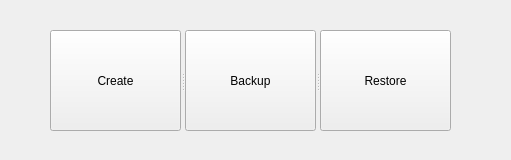
First picture: the form in ui/ddl_form.ui, repository gdabba-WORK/application_coffee, before the edit.
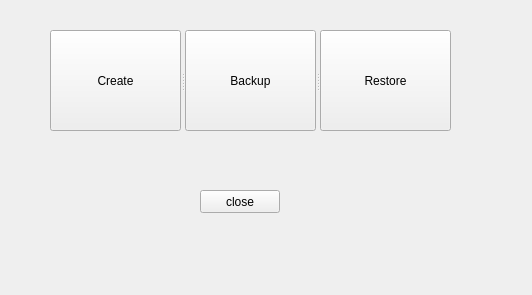
Second picture: the form after the edit.

Patch:
```diff
--- a/ui/ddl_form.ui
+++ b/ui/ddl_form.ui
@@ -6,8 +6,8 @@
    <rect>
     <x>0</x>
     <y>0</y>
-    <width>511</width>
-    <height>160</height>
+    <width>532</width>
+    <height>295</height>
    </rect>
   </property>
   <property name="windowTitle">
@@ -41,6 +41,19 @@
     </property>
    </widget>
   </widget>
+  <widget class="QPushButton" name="btn_close">
+   <property name="geometry">
+    <rect>
+     <x>200</x>
+     <y>190</y>
+     <width>80</width>
+     <height>23</height>
+    </rect>
+   </property>
+   <property name="text">
+    <string>close</string>
+   </property>
+  </widget>
  </widget>
  <resources/>
  <connections/>
```
